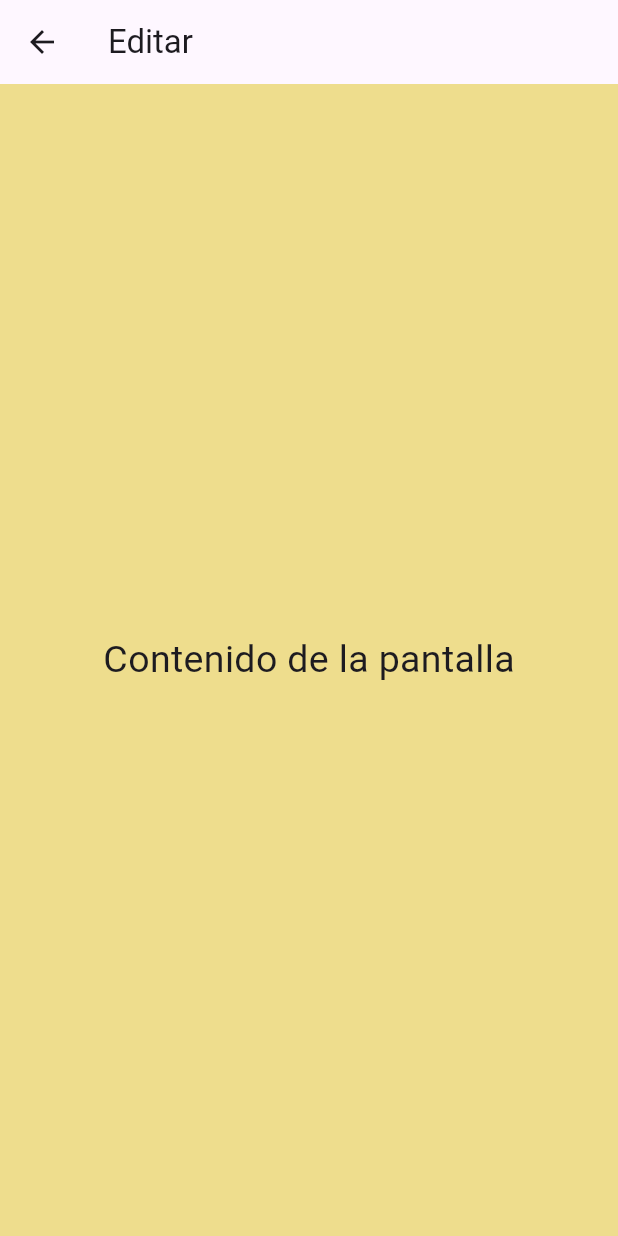
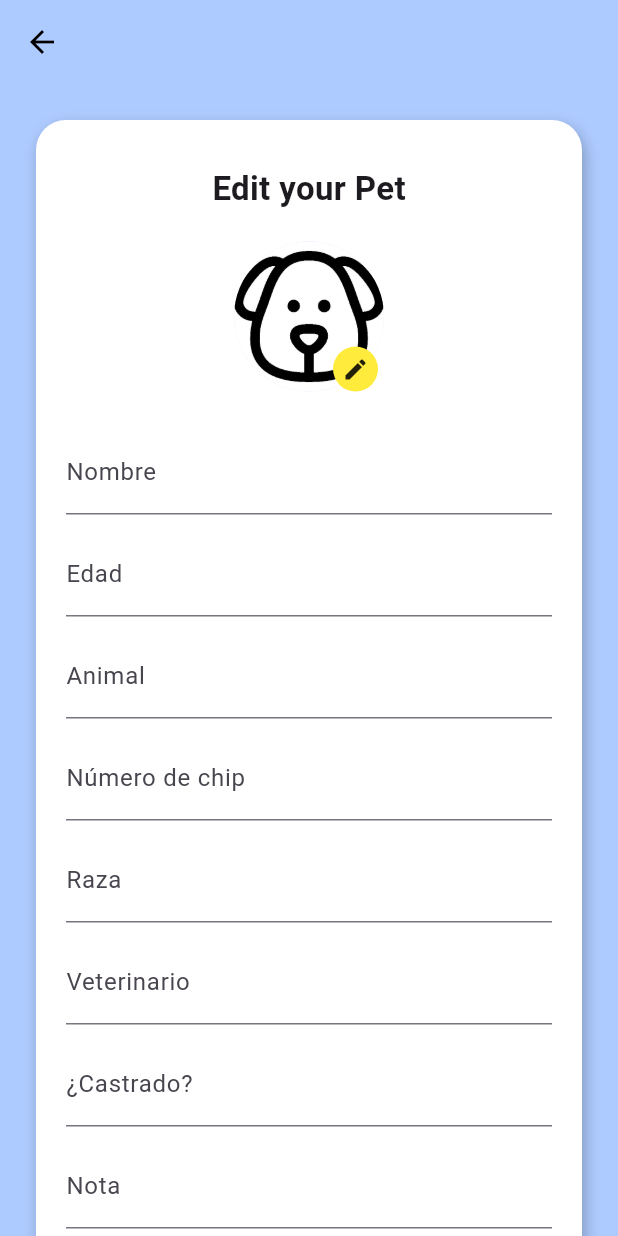
Before and after one commit to ElRisas1/pet_plan_pruebas, a Flutter app: the PantallaEditarMascota screen opened directly, on a phone screen of 412 x 824 dp. Run offline on Flutter 3.47's test engine with Material 3 defaults, Android fonts, the phone set to English and light mode, and no system bars; our stand-ins replace carousel_slider, google_generative_ai, grouped_list, image_picker, shared_preferences, supabase_flutter; accounts and stored records are empty.

Commit message:
Pantalla editar mascota UI lista.

```diff
--- a/lib/pantalla_editar_mascota.dart
+++ b/lib/pantalla_editar_mascota.dart
@@ -1,28 +1,168 @@
+import 'dart:io';
 import 'package:flutter/material.dart';
+import 'package:image_picker/image_picker.dart';
 
 class PantallaEditarMascota extends StatefulWidget {
-
-  // VARIABLES //
-  final String nombreMascota;
-
-  // Constructor
-  const PantallaEditarMascota({super.key,  required this.nombreMascota,required String title});
+  const PantallaEditarMascota({super.key, required String title, required String nombreMascota});
 
   @override
-  _PantallaEditarMascotaState createState() => _PantallaEditarMascotaState();
+  State<PantallaEditarMascota> createState() => _PantallaEditarMascotaState();
 }
 
 class _PantallaEditarMascotaState extends State<PantallaEditarMascota> {
+  File? _imagen;
+  final picker = ImagePicker();
 
-   @override
+  Future<void> _seleccionarImagen() async {
+    final pickedFile = await picker.pickImage(source: ImageSource.gallery);
+
+    if (pickedFile != null) {
+      setState(() {
+        _imagen = File(pickedFile.path);
+      });
+    }
+  }
+
+  @override
   Widget build(BuildContext context) {
     return Scaffold(
-      backgroundColor: const Color.fromARGB(248, 238, 220, 138),
-      appBar: AppBar(title: Text("Editar")),
+      backgroundColor: const Color(0xFFAECBFF),
+      appBar: AppBar(
+        backgroundColor: const Color(0xFFAECBFF),
+        elevation: 0,
+        leading: const BackButton(color: Colors.black),
+      ),
       body: Center(
-        child: Text(
-          "Contenido de la pantalla",
-          style: TextStyle(fontSize: 25),
+        child: SingleChildScrollView(
+          child: Container(
+            margin: const EdgeInsets.all(24),
+            padding: const EdgeInsets.symmetric(horizontal: 20, vertical: 30),
+            decoration: BoxDecoration(
+              color: Colors.white,
+              borderRadius: BorderRadius.circular(20),
+              boxShadow: const [
+                BoxShadow(
+                  color: Colors.black26,
+                  blurRadius: 8,
+                  offset: Offset(2, 4),
+                ),
+              ],
+            ),
+            child: Column(
+              mainAxisSize: MainAxisSize.min,
+              children: [
+                const Text(
+                  "Edit your Pet",
+                  style: TextStyle(fontSize: 22, fontWeight: FontWeight.bold),
+                ),
+                const SizedBox(height: 20),
+
+                // Imagen de perfil editable
+                Stack(
+                  alignment: Alignment.bottomRight,
+                  children: [
+                    CircleAvatar(
+                      radius: 50,
+                      backgroundImage: _imagen != null
+                          ? FileImage(_imagen!)
+                          : const AssetImage('assets/default.png')
+                              as ImageProvider,
+                    ),
+                    Positioned(
+                      bottom: 0,
+                      right: 4,
+                      child: GestureDetector(
+                        onTap: _seleccionarImagen,
+                        child: Container(
+                          decoration: const BoxDecoration(
+                            shape: BoxShape.circle,
+                            color: Colors.yellow,
+                          ),
+                          padding: const EdgeInsets.all(6),
+                          child: const Icon(Icons.edit, size: 18),
+                        ),
+                      ),
+                    ),
+                  ],
+                ),
+
+                const SizedBox(height: 20),
+
+                // Campos de texto
+                _campoTexto('Nombre'),
+                _campoTexto('Edad'),
+                _campoTexto('Animal'),
+                _campoTexto('Número de chip'),
+                _campoTexto('Raza'),
+                _campoTexto('Veterinario'),
+                _campoTexto('¿Castrado?'),
+                _campoTexto('Nota'),
+
+                const SizedBox(height: 20),
+
+                // Botón Guardar
+                SizedBox(
+                  width: double.infinity,
+                  child: ElevatedButton(
+                    style: ElevatedButton.styleFrom(
+                      backgroundColor: Colors.green[800],
+                      shape: RoundedRectangleBorder(
+                        borderRadius: BorderRadius.circular(30),
+                      ),
+                      padding: const EdgeInsets.symmetric(vertical: 14),
+                    ),
+                    onPressed: () {
+                      showDialog(
+                        context: context,
+                        builder: (BuildContext context) {
+                          return AlertDialog(
+                            title: const Text("Confirmación"),
+                            content: const Text("¿Seguro que quieres guardar esta información?"),
+                            actions: [
+                              TextButton(
+                                onPressed: () => Navigator.of(context).pop(), // cerrar diálogo
+                                child: const Text("No"),
+                              ),
+                              TextButton(
+                                onPressed: () {
+                                  Navigator.of(context).pop(); // cerrar diálogo
+                                  // Aquí podrías guardar los datos
+                                  ScaffoldMessenger.of(context).showSnackBar(
+                                    const SnackBar(content: Text('Información guardada')),
+                                  );
+                                },
+                                child: const Text("Sí"),
+                              ),
+                            ],
+                          );
+                        },
+                      );
+                    },
+                    child: const Text(
+                      "Save",
+                      style: TextStyle(
+                        color: Colors.white,
+                        fontWeight: FontWeight.bold,
+                        fontSize: 16,
+                      ),
+                    ),
+                  ),
+                ),
+              ],
+            ),
+          ),
+        ),
+      ),
+    );
+  }
+
+  Widget _campoTexto(String label) {
+    return Padding(
+      padding: const EdgeInsets.symmetric(vertical: 6),
+      child: TextFormField(
+        decoration: InputDecoration(
+          labelText: label,
+          border: const UnderlineInputBorder(),
         ),
       ),
     );
```
